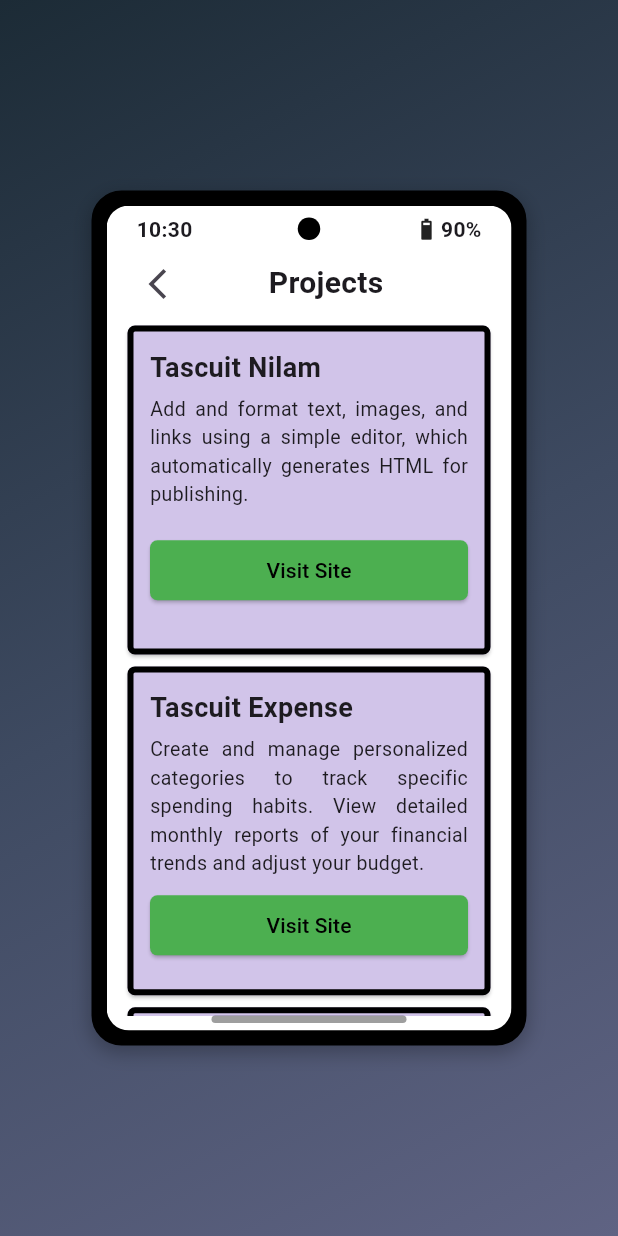
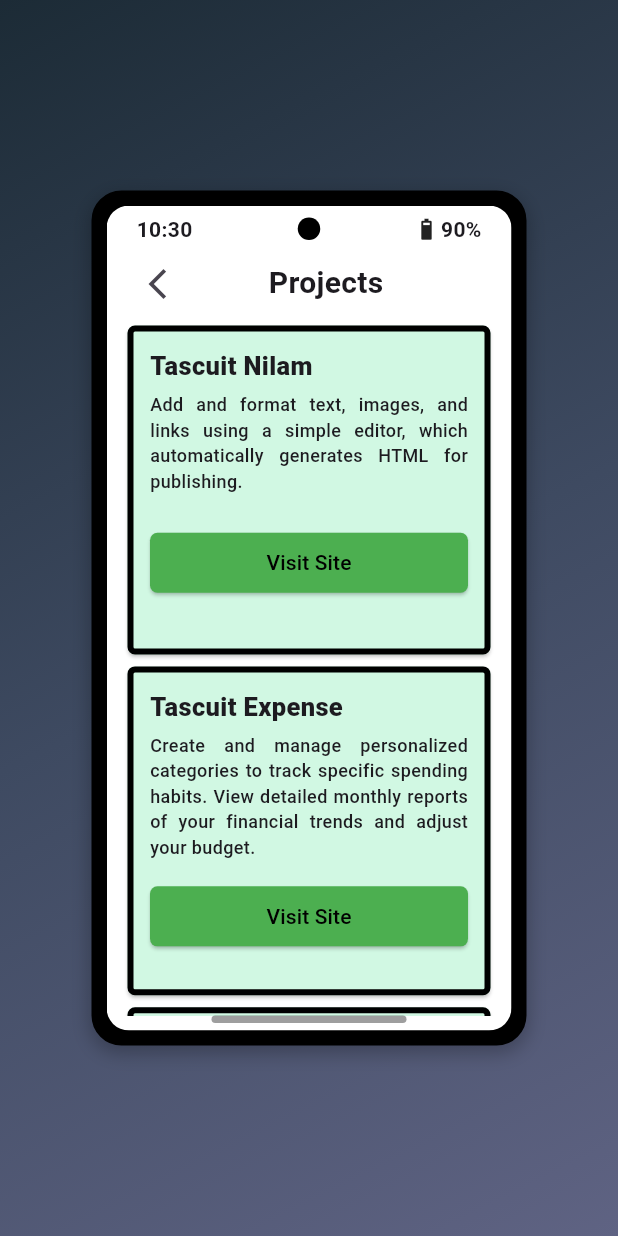
Before and after one commit to Thushar2103/Personal_Portfolio, a Flutter app: the screen it shows after launch, after a tap on "About", after a tap on "Projects", on a phone screen of 412 x 824 dp. Run offline on Flutter 3.47's test engine with Material 3 defaults, Android fonts, the phone set to English and light mode, and no system bars; our stand-ins replace animated_text_kit, font_awesome_flutter, percent_indicator.

Commit message:
title content weight and size change

```diff
--- a/lib/screens/projects.dart
+++ b/lib/screens/projects.dart
@@ -78,7 +78,7 @@ class ProjectsPage extends StatelessWidget {
                   final project = projects[index];
 
                   return Card(
-                    color: Color(0xFFD1C4E9),
+                    color: Color(0xFFD1F8E3),
                     shape: RoundedRectangleBorder(
                       side: BorderSide(width: 4),
                       borderRadius: BorderRadius.circular(5),
@@ -91,8 +91,8 @@ class ProjectsPage extends StatelessWidget {
                           Text(
                             project['title']!,
                             style: TextStyle(
-                              fontSize: 18,
-                              fontWeight: FontWeight.bold,
+                              fontSize: 17,
+                              fontWeight: FontWeight.w900,
                             ),
                           ),
                           SizedBox(height: 5),
@@ -100,8 +100,7 @@ class ProjectsPage extends StatelessWidget {
                             textAlign: TextAlign.justify,
                             project['content']!,
                             style: TextStyle(
-                              fontSize: 13,
-                            ),
+                                fontSize: 12, fontWeight: FontWeight.w500),
                           ),
                           Spacer(),
                           SizedBox(
```
